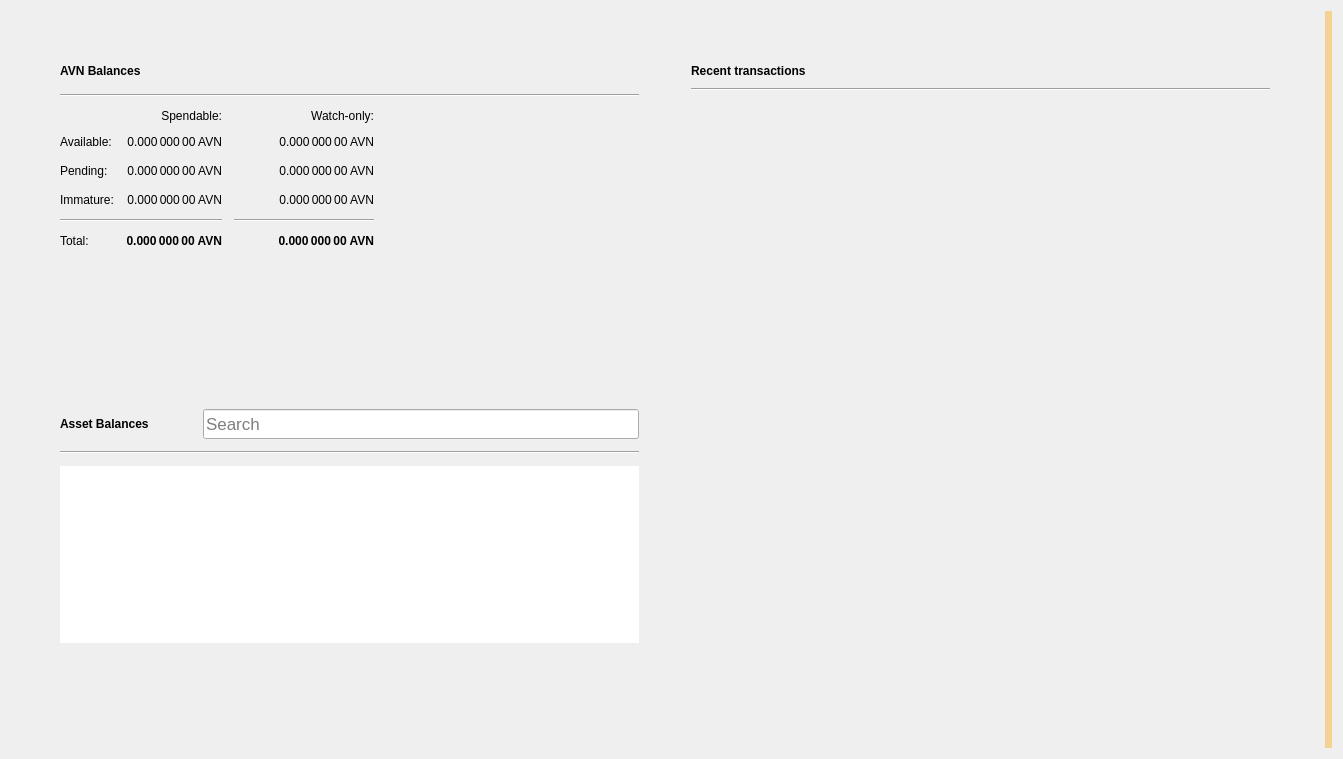
The window that src/qt/forms/overviewpage.ui (AvianNetwork/Avian) describes before a commit, drawn with Qt 5.
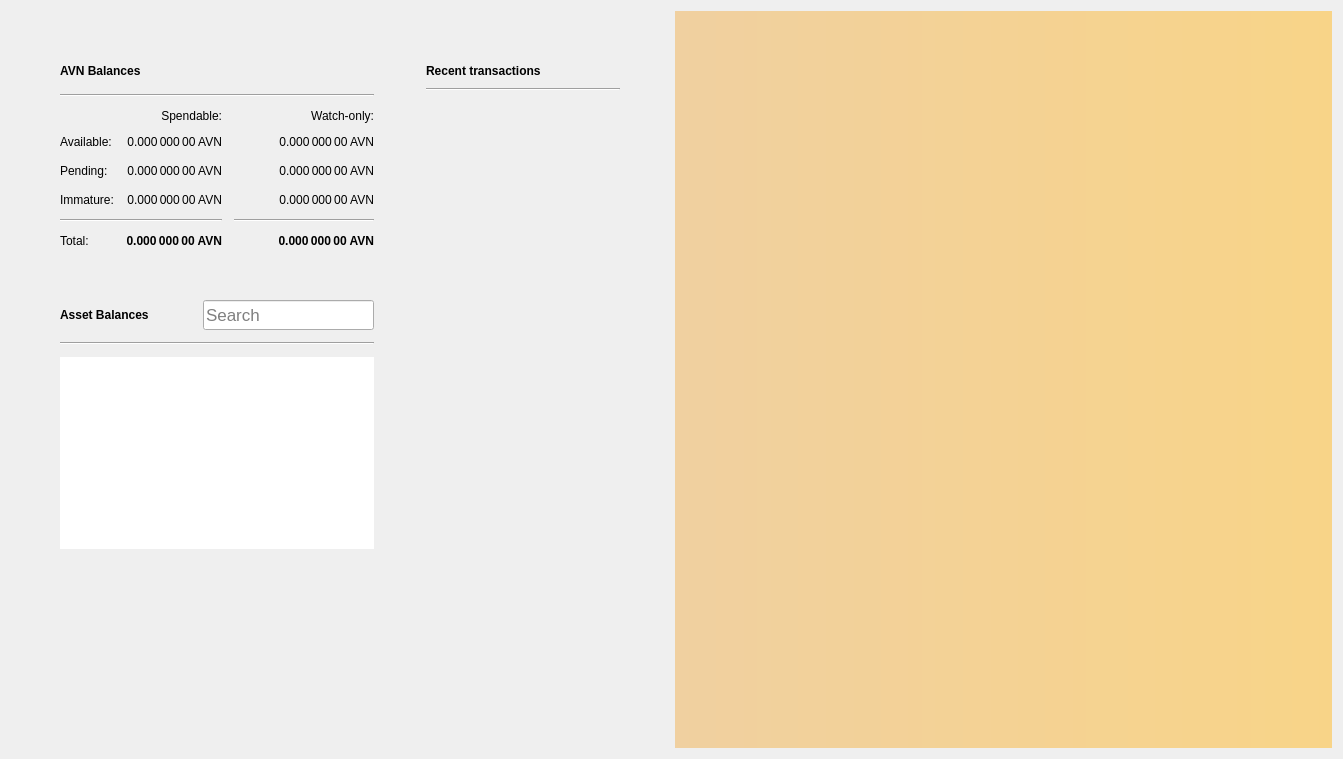
The same window after the commit. Icons and pictures are not drawn.

Commit message: Fix Overview UI issues

```diff
--- a/src/qt/forms/overviewpage.ui
+++ b/src/qt/forms/overviewpage.ui
@@ -16,26 +16,9 @@
   <property name="autoFillBackground">
    <bool>false</bool>
   </property>
-  <layout class="QGridLayout" name="gridLayout_3">
-   <item row="0" column="1">
-    <layout class="QVBoxLayout" name="verticalLayout_7">
-     <property name="spacing">
-      <number>0</number>
-     </property>
-     <property name="leftMargin">
-      <number>0</number>
-     </property>
-     <property name="topMargin">
-      <number>0</number>
-     </property>
-     <property name="rightMargin">
-      <number>0</number>
-     </property>
-     <property name="bottomMargin">
-      <number>0</number>
-     </property>
+  <layout class="QHBoxLayout" name="horizontalLayout" stretch="1,1">
      <item>
-      <layout class="QHBoxLayout" name="horizontalLayout" stretch="0,0">
+    <layout class="QHBoxLayout" name="horizontalLayout" stretch="1,1">
        <property name="spacing">
         <number>34</number>
        </property>
@@ -116,7 +99,7 @@
                  <string/>
                 </property>
                 <property name="icon">
-                 <iconset>
+               <iconset resource="../avian.qrc">
                   <normaloff>:/icons/warning</normaloff>
                   <disabledoff>:/icons/warning</disabledoff>:/icons/warning</iconset>
                 </property>
@@ -450,28 +433,6 @@
            </layout>
           </widget>
          </item>
-         <item>
-          <widget class="QWidget" name="assetVerticalSpaceWidget2" native="true">
-           <property name="autoFillBackground">
-            <bool>false</bool>
-           </property>
-           <layout class="QVBoxLayout" name="verticalLayout_6">
-            <item>
-             <spacer name="verticalSpacer_4">
-              <property name="orientation">
-               <enum>Qt::Vertical</enum>
-              </property>
-              <property name="sizeHint" stdset="0">
-               <size>
-                <width>20</width>
-                <height>87</height>
-               </size>
-              </property>
-             </spacer>
-            </item>
-           </layout>
-          </widget>
-         </item>
          <item>
           <widget class="QFrame" name="assetFrame">
            <property name="autoFillBackground">
@@ -523,7 +484,7 @@
                  <string/>
                 </property>
                 <property name="icon">
-                 <iconset>
+               <iconset resource="../avian.qrc">
                   <normaloff>:/icons/warning</normaloff>
                   <disabledoff>:/icons/warning</disabledoff>:/icons/warning</iconset>
                 </property>
@@ -614,14 +575,11 @@
               </property>
              </widget>
             </item>
+         </layout>
+        </widget>
+       </item>
             <item>
-             <widget class="QWidget" name="assetVerticalSpaceWidget" native="true">
-              <property name="autoFillBackground">
-               <bool>false</bool>
-              </property>
-              <layout class="QVBoxLayout" name="verticalLayout">
-               <item>
-                <spacer name="verticalSpacer_3">
+        <spacer name="verticalSpacer_2">
                  <property name="orientation">
                   <enum>Qt::Vertical</enum>
                  </property>
@@ -632,12 +590,6 @@
                   </size>
                  </property>
                 </spacer>
-               </item>
-              </layout>
-             </widget>
-            </item>
-           </layout>
-          </widget>
          </item>
         </layout>
        </item>
@@ -703,7 +655,7 @@
                  <string/>
                 </property>
                 <property name="icon">
-                 <iconset>
+               <iconset resource="../avian.qrc">
                   <normaloff>:/icons/warning</normaloff>
                   <disabledoff>:/icons/warning</disabledoff>:/icons/warning</iconset>
                 </property>
@@ -762,16 +714,27 @@
            </layout>
           </widget>
          </item>
-        </layout>
+       <item>
+        <spacer name="verticalSpacer">
+         <property name="orientation">
+          <enum>Qt::Vertical</enum>
+         </property>
+         <property name="sizeHint" stdset="0">
+          <size>
+           <width>20</width>
+           <height>40</height>
+          </size>
+         </property>
+        </spacer>
        </item>
       </layout>
      </item>
     </layout>
    </item>
-   <item row="0" column="3">
+   <item>
     <widget class="QLabel" name="labelAlerts">
      <property name="visible">
-      <bool>true</bool>
+      <bool>false</bool>
      </property>
      <property name="styleSheet">
       <string notr="true">QLabel { background-color: qlineargradient(x1: 0, y1: 0, x2: 1, y2: 0, stop:0 #F0D0A0, stop:1 #F8D488); color:#000000; }</string>
```
Lines whose indentation alone changed are shown as unchanged. The commit also changes 1 other file.
